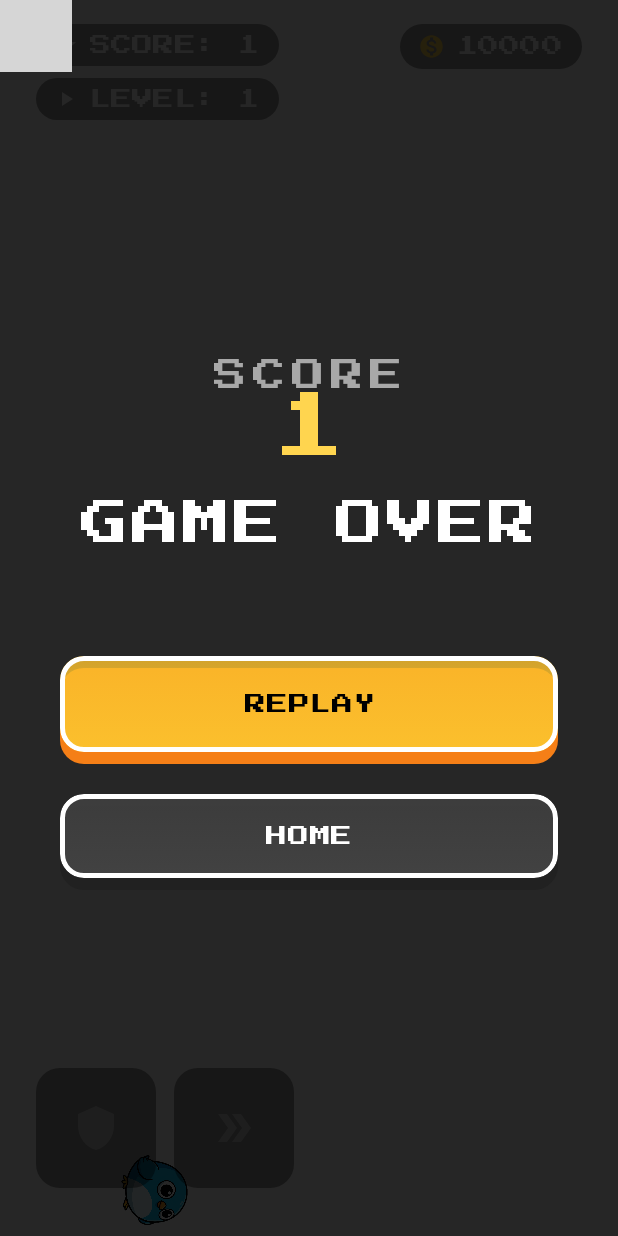
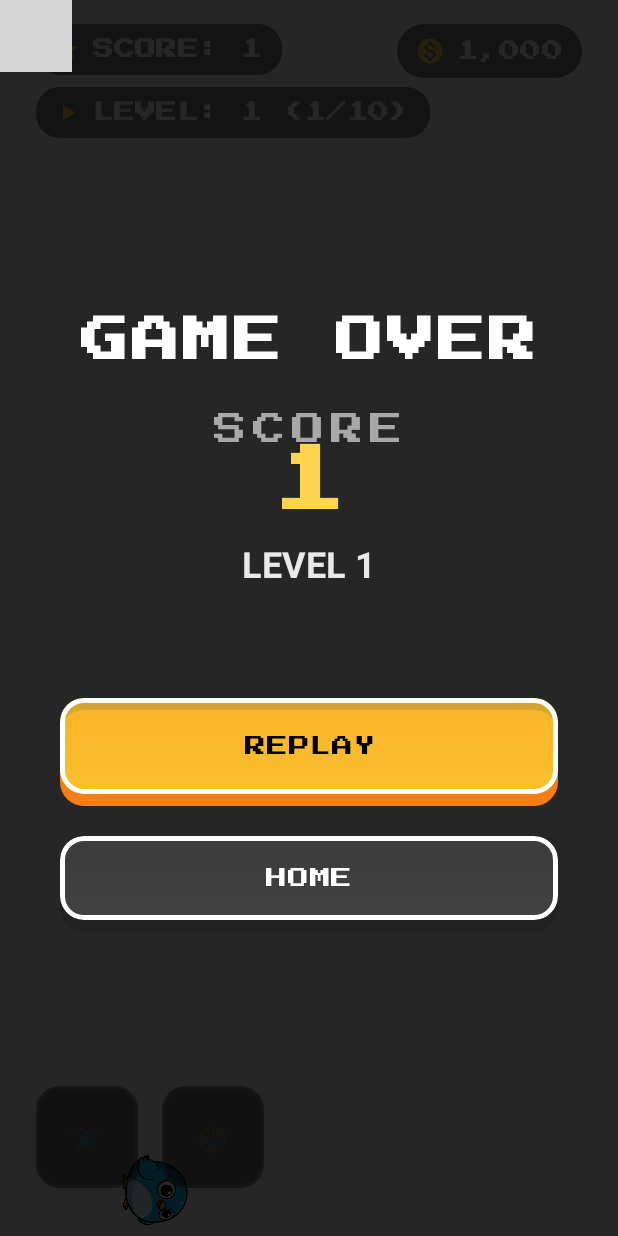
Before and after one commit to KotonoSora/SkyHop, an Android app built with Jetpack Compose: the composable GameScreen shown on its own in the app's theme, on a phone screen of 412 x 824 dp. Run offline under Robolectric (Android 15) with nearby library versions, the light colour scheme and no system bars; 9 statements that could not run were skipped; grey boxes are pictures that could not be loaded.

Commit message:
feat(game): enhance game play

```diff
--- a/app/src/main/java/com/kotonosora/skyboundhopper/data/SettingsRepository.kt
+++ b/app/src/main/java/com/kotonosora/skyboundhopper/data/SettingsRepository.kt
@@ -36,7 +36,7 @@ class SettingsRepository(private val context: Context) {
 
     val coinsFlow: Flow<Int> = context.settingsDataStore.data
         .map { preferences ->
-            preferences[COINS_KEY] ?: 10000
+            preferences[COINS_KEY] ?: 200
         }
 
     val purchasedItemsFlow: Flow<Set<String>> = context.settingsDataStore.data
@@ -61,7 +61,7 @@ class SettingsRepository(private val context: Context) {
 
     suspend fun addCoins(amount: Int) {
         context.settingsDataStore.edit { preferences ->
-            val current = preferences[COINS_KEY] ?: 10000
+            val current = preferences[COINS_KEY] ?: 1000
             preferences[COINS_KEY] = current + amount
         }
     }
@@ -69,7 +69,7 @@ class SettingsRepository(private val context: Context) {
     suspend fun spendCoins(amount: Int): Boolean {
         var success = false
         context.settingsDataStore.edit { preferences ->
-            val current = preferences[COINS_KEY] ?: 10000
+            val current = preferences[COINS_KEY] ?: 1000
             if (current >= amount) {
                 preferences[COINS_KEY] = current - amount
                 success = true
--- a/app/src/main/java/com/kotonosora/skyboundhopper/model/GamePhysics.kt
+++ b/app/src/main/java/com/kotonosora/skyboundhopper/model/GamePhysics.kt
@@ -8,9 +8,9 @@ object GamePhysics {
     const val FRAME_RATE_MS = 16L
     const val DELTA_TIME = FRAME_RATE_MS / 1000f
 
-    private const val PIPE_GAP_HEIGHT = 350f
-    private const val PIPE_WIDTH = 60f
-    private const val PIPE_SPACING = 460f
+    private const val PIPE_GAP_HEIGHT = 550f
+    private const val PIPE_WIDTH = 55f
+    private const val PIPE_SPACING = 660f
     private const val BASE_PIPE_SPEED = 5f
     private const val SPEED_INCREMENT = 0.5f
     private const val PIPES_PER_LEVEL = 10
--- a/app/src/main/java/com/kotonosora/skyboundhopper/view/GameScreen.kt
+++ b/app/src/main/java/com/kotonosora/skyboundhopper/view/GameScreen.kt
@@ -39,7 +39,8 @@ fun GameScreen(viewModel: GameViewModel, onBackToHome: () -> Unit) {
             }
             .clickable(
                 interactionSource = remember { MutableInteractionSource() },
-                indication = null
+                indication = null,
+                enabled = !gameState.isGameOver
             ) {
                 viewModel.jump()
             }
@@ -91,6 +92,7 @@ fun GameContent(
     ) {
         GameOverShopOverlay(
             score = gameState.score,
+            level = gameState.level,
             onHome = onHome,
             onPlayAgain = onPlayAgain
         )
--- a/app/src/main/java/com/kotonosora/skyboundhopper/view/components/GameHUD.kt
+++ b/app/src/main/java/com/kotonosora/skyboundhopper/view/components/GameHUD.kt
@@ -1,14 +1,16 @@
 package com.kotonosora.skyboundhopper.view.components
 
 import androidx.compose.foundation.Canvas
+import androidx.compose.foundation.Image
+import androidx.compose.foundation.background
+import androidx.compose.foundation.border
 import androidx.compose.foundation.clickable
 import androidx.compose.foundation.layout.*
+import androidx.compose.foundation.shape.CircleShape
 import androidx.compose.foundation.shape.RoundedCornerShape
 import androidx.compose.material.icons.Icons
-import androidx.compose.material.icons.filled.DoubleArrow
 import androidx.compose.material.icons.filled.MonetizationOn
 import androidx.compose.material.icons.filled.PlayArrow
-import androidx.compose.material.icons.filled.Shield
 import androidx.compose.material.icons.filled.Star
 import androidx.compose.material3.Icon
 import androidx.compose.material3.MaterialTheme
@@ -17,15 +19,19 @@ import androidx.compose.material3.Text
 import androidx.compose.runtime.Composable
 import androidx.compose.ui.Alignment
 import androidx.compose.ui.Modifier
+import androidx.compose.ui.draw.clip
 import androidx.compose.ui.graphics.Color
-import androidx.compose.ui.graphics.StrokeCap
-import androidx.compose.ui.graphics.drawscope.Stroke
 import androidx.compose.ui.graphics.vector.ImageVector
+import androidx.compose.ui.layout.ContentScale
+import androidx.compose.ui.res.painterResource
 import androidx.compose.ui.res.stringResource
+import androidx.compose.ui.text.font.FontWeight
 import androidx.compose.ui.unit.dp
+import androidx.compose.ui.unit.sp
 import com.kotonosora.skyboundhopper.R
 import com.kotonosora.skyboundhopper.model.GameState
 import com.kotonosora.skyboundhopper.model.PowerUpType
+import java.util.Locale
 import kotlin.math.ceil
 
 @Composable
@@ -47,8 +53,11 @@ fun GameHUD(
                 contentDescription = stringResource(R.string.desc_star)
             )
             Spacer(modifier = Modifier.height(8.dp))
+
+            // Fixed Level Display: Showing progress (pipes passed within current level)
+            val pipesInCurrentLevel = gameState.pipesPassed % 10
             HUDBadge(
-                text = "${stringResource(R.string.title_level)}: ${gameState.level}",
+                text = "${stringResource(R.string.title_level)}: ${gameState.level} ($pipesInCurrentLevel/10)",
                 icon = Icons.Default.PlayArrow,
                 contentDescription = stringResource(R.string.desc_play)
             )
@@ -66,10 +75,10 @@ fun GameHUD(
             modifier = Modifier
                 .align(Alignment.BottomStart)
                 .padding(bottom = 32.dp, start = 24.dp),
-            horizontalArrangement = Arrangement.spacedBy(12.dp)
+            horizontalArrangement = Arrangement.spacedBy(16.dp)
         ) {
             PowerUpInventoryBadge(
-                icon = Icons.Default.Shield,
+                iconRes = R.drawable.img_powerup_shield_icon,
                 count = gameState.shieldCount,
                 isActive = gameState.shieldActive,
                 timeLeft = gameState.shieldTimeLeft,
@@ -77,7 +86,7 @@ fun GameHUD(
                 contentDescription = stringResource(R.string.desc_shield)
             )
             PowerUpInventoryBadge(
-                icon = Icons.Default.DoubleArrow,
+                iconRes = R.drawable.img_powerup_multiplier_icon,
                 count = gameState.multiplierCount,
                 isActive = gameState.multiplierActive,
                 timeLeft = gameState.multiplierTimeLeft,
@@ -92,18 +101,19 @@ fun GameHUD(
 fun HUDBadge(text: String, icon: ImageVector, contentDescription: String?) {
     Surface(
         shape = RoundedCornerShape(16.dp),
-        color = Color.Black.copy(alpha = 0.4f)
+        color = Color.Black.copy(alpha = 0.5f)
     ) {
         Row(
-            modifier = Modifier.padding(horizontal = 12.dp, vertical = 6.dp),
+            modifier = Modifier.padding(horizontal = 12.dp, vertical = 8.dp),
             verticalAlignment = Alignment.CenterVertically
         ) {
-            Icon(icon, contentDescription = contentDescription, tint = Color.White, modifier = Modifier.size(16.dp))
+            Icon(icon, contentDescription = contentDescription, tint = Color(0xFFFFD54F), modifier = Modifier.size(18.dp))
             Spacer(modifier = Modifier.width(8.dp))
             Text(
                 text = text,
                 color = Color.White,
-                style = MaterialTheme.typography.labelLarge
+                style = MaterialTheme.typography.labelLarge,
+                fontWeight = FontWeight.Bold
             )
         }
     }
@@ -117,23 +127,24 @@ fun CoinDisplayHUD(
     Surface(
         modifier = modifier,
         shape = RoundedCornerShape(20.dp),
-        color = Color.Black.copy(alpha = 0.4f)
+        color = Color.Black.copy(alpha = 0.5f)
     ) {
         Row(
-            modifier = Modifier.padding(horizontal = 12.dp, vertical = 6.dp),
+            modifier = Modifier.padding(horizontal = 12.dp, vertical = 8.dp),
             verticalAlignment = Alignment.CenterVertically
         ) {
             Icon(
                 Icons.Default.MonetizationOn,
                 contentDescription = stringResource(R.string.desc_coin),
                 tint = Color(0xFFFFD54F),
-                modifier = Modifier.size(18.dp)
+                modifier = Modifier.size(20.dp)
             )
             Spacer(modifier = Modifier.width(8.dp))
             Text(
-                text = coins.toString(),
+                text = String.format(Locale.getDefault(), "%,d", coins),
                 color = Color.White,
-                style = MaterialTheme.typography.labelLarge
+                style = MaterialTheme.typography.labelLarge,
+                fontWeight = FontWeight.ExtraBold
             )
         }
     }
@@ -141,7 +152,7 @@ fun CoinDisplayHUD(
 
 @Composable
 fun PowerUpInventoryBadge(
-    icon: ImageVector,
+    iconRes: Int,
     count: Int,
     isActive: Boolean,
     timeLeft: Float,
@@ -149,52 +160,84 @@ fun PowerUpInventoryBadge(
     contentDescription: String,
     modifier: Modifier = Modifier
 ) {
+    val progress = (timeLeft / 10f).coerceIn(0f, 1f)
     val shape = RoundedCornerShape(16.dp)
-    val baseColor = Color.Black.copy(alpha = 0.4f)
-    val activeColor = Color(0xFF4CAF50).copy(alpha = 0.9f)
-    val ringColor = Color(0xFF66BB6A)
 
-    Surface(
+    Box(
         modifier = modifier
-            .size(80.dp)
-            .clickable(onClick = onClick),
-        shape = shape,
-        color = if (isActive) activeColor else baseColor
+            .size(68.dp)
+            .clip(shape)
+            .background(Color.Black.copy(alpha = 0.5f))
+            .border(
+                width = 2.dp,
+                color = if (isActive) Color(0xFF4CAF50) else Color.White.copy(alpha = 0.2f),
+                shape = shape
+            )
+            .clickable(enabled = count > 0 && !isActive, onClick = onClick),
+        contentAlignment = Alignment.Center
     ) {
-        Box(
-            modifier = Modifier.fillMaxSize(),
-            contentAlignment = Alignment.Center
+        if (isActive) {
+            // Background progress fill
+            Canvas(modifier = Modifier.fillMaxSize()) {
+                drawArc(
+                    color = Color(0xFF4CAF50).copy(alpha = 0.25f),
+                    startAngle = -90f,
+                    sweepAngle = 360f * progress,
+                    useCenter = true
+                )
+            }
+        }
+
+        Column(
+            horizontalAlignment = Alignment.CenterHorizontally,
+            verticalArrangement = Arrangement.Center
         ) {
+            Image(
+                painter = painterResource(id = iconRes),
+                contentDescription = contentDescription,
+                modifier = Modifier.size(32.dp),
+                contentScale = ContentScale.Fit,
+                alpha = if (count > 0 || isActive) 1f else 0.3f
+            )
             if (isActive) {
                 Text(
-                    text = "${ceil(timeLeft).toInt()}S",
-                    style = MaterialTheme.typography.titleMedium,
-                    color = Color.White
+                    text = "${ceil(timeLeft).toInt()}s",
+                    style = MaterialTheme.typography.labelSmall,
+                    color = Color.White,
+                    fontWeight = FontWeight.Bold,
+                    fontSize = 10.sp
                 )
-            } else if (count > 0) {
-                Column(horizontalAlignment = Alignment.CenterHorizontally) {
-                    Icon(icon, contentDescription = contentDescription, tint = Color.White, modifier = Modifier.size(32.dp))
-                    Text(
-                        text = count.toString(),
-                        style = MaterialTheme.typography.bodyLarge,
-                        color = Color.White
-                    )
-                }
-            } else {
-                Icon(icon, contentDescription = contentDescription, tint = Color.White.copy(alpha = 0.5f), modifier = Modifier.size(32.dp))
             }
+        }
 
-            if (!isActive && count > 0) {
-                Canvas(modifier = Modifier.fillMaxSize()) {
-                    drawArc(
-                        color = ringColor,
-                        startAngle = 0f,
-                        sweepAngle = 360f,
-                        useCenter = false,
-                        style = Stroke(width = 4.dp.toPx(), cap = StrokeCap.Round)
-                    )
-                }
+        // Count badge
+        if (count > 0 && !isActive) {
+            Surface(
+                modifier = Modifier
+                    .align(Alignment.TopEnd)
+                    .padding(4.dp),
+                shape = CircleShape,
+                color = Color(0xFFFF5252),
+                tonalElevation = 4.dp
+            ) {
+                Text(
+                    text = count.toString(),
+                    modifier = Modifier.padding(horizontal = 6.dp, vertical = 2.dp),
+                    style = MaterialTheme.typography.labelSmall,
+                    color = Color.White,
+                    fontWeight = FontWeight.Bold,
+                    fontSize = 10.sp
+                )
             }
+        }
+
+        // Locked overlay if count is 0
+        if (count <= 0 && !isActive) {
+            Box(
+                modifier = Modifier
+                    .fillMaxSize()
+                    .background(Color.Black.copy(alpha = 0.1f))
+            )
         }
     }
 }
--- a/app/src/main/java/com/kotonosora/skyboundhopper/view/components/GameOverShopOverlay.kt
+++ b/app/src/main/java/com/kotonosora/skyboundhopper/view/components/GameOverShopOverlay.kt
@@ -12,6 +12,7 @@ import androidx.compose.ui.Alignment
 import androidx.compose.ui.Modifier
 import androidx.compose.ui.graphics.Color
 import androidx.compose.ui.res.stringResource
+import androidx.compose.ui.text.font.FontWeight
 import androidx.compose.ui.text.style.TextAlign
 import androidx.compose.ui.unit.dp
 import androidx.compose.ui.unit.sp
@@ -21,6 +22,7 @@ import java.util.Locale
 @Composable
 fun GameOverShopOverlay(
     score: Int,
+    level: Int,
     onHome: () -> Unit,
     onPlayAgain: () -> Unit
 ) {
@@ -42,7 +44,17 @@ fun GameOverShopOverlay(
             horizontalAlignment = Alignment.CenterHorizontally,
             verticalArrangement = Arrangement.Center
         ) {
-            // Top Highlight Score
+            Text(
+                text = stringResource(R.string.label_game_over),
+                color = Color.White,
+                style = MaterialTheme.typography.displaySmall,
+                fontWeight = FontWeight.ExtraBold,
+                letterSpacing = 2.sp
+            )
+
+            Spacer(modifier = Modifier.height(32.dp))
+
+            // Score Highlight
             Text(
                 text = stringResource(R.string.title_score),
                 color = Color.White.copy(alpha = 0.6f),
@@ -54,16 +66,18 @@ fun GameOverShopOverlay(
                 text = String.format(Locale.US, "%,d", score),
                 color = Color(0xFFFFD54F), // Gold
                 style = MaterialTheme.typography.displayMedium,
+                fontWeight = FontWeight.Black,
                 textAlign = TextAlign.Center
             )
 
-            Spacer(modifier = Modifier.height(24.dp))
+            Spacer(modifier = Modifier.height(16.dp))
 
+            // Level Info
             Text(
-                text = stringResource(R.string.label_game_over),
-                color = Color.White,
-                style = MaterialTheme.typography.displaySmall,
-                letterSpacing = 2.sp
+                text = "${stringResource(R.string.title_level)} $level",
+                color = Color.White.copy(alpha = 0.9f),
+                style = MaterialTheme.typography.headlineSmall,
+                fontWeight = FontWeight.Bold
             )
 
             Spacer(modifier = Modifier.height(64.dp))
--- a/app/src/main/java/com/kotonosora/skyboundhopper/view/theme/Type.kt
+++ b/app/src/main/java/com/kotonosora/skyboundhopper/view/theme/Type.kt
@@ -94,7 +94,7 @@ val Typography = Typography(
     labelMedium = TextStyle(
         fontFamily = PressStart2P,
         fontWeight = FontWeight.Normal,
-        fontSize = 8.sp, // Reduced to 8sp for better fit
+        fontSize = 8.sp,
         lineHeight = 12.sp,
         letterSpacing = 0.sp
     ),
--- a/app/src/main/java/com/kotonosora/skyboundhopper/viewmodel/GameViewModel.kt
+++ b/app/src/main/java/com/kotonosora/skyboundhopper/viewmodel/GameViewModel.kt
@@ -110,7 +110,6 @@ class GameViewModel(application: Application) : AndroidViewModel(application) {
     fun jump() {
         val currentState = _gameState.value
         if (currentState.isGameOver) {
-            startGame()
             return
         }
 
```
Also changed, not shown: 1 other file.
